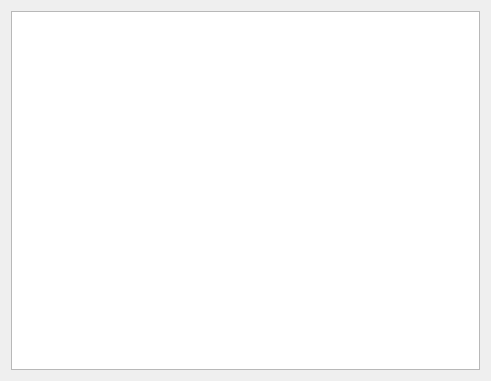
First picture: the form in oPB/ui/scripttree.ui, repository pandel/opsiPackageBuilder, before the edit.
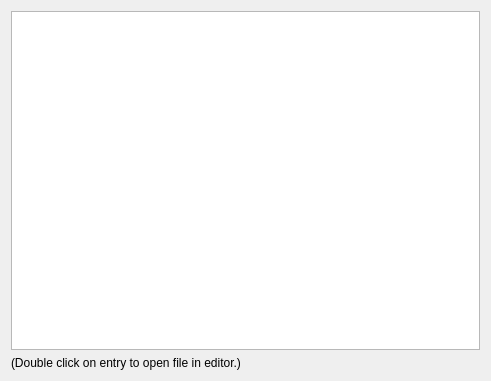
Second picture: the form after the edit.

What changed in the file:
```diff
--- a/oPB/ui/scripttree.ui
+++ b/oPB/ui/scripttree.ui
@@ -16,7 +16,7 @@
   <property name="sizeGripEnabled">
    <bool>false</bool>
   </property>
-  <layout class="QHBoxLayout" name="horizontalLayout">
+  <layout class="QVBoxLayout" name="verticalLayout">
    <item>
     <widget class="QTreeView" name="treeView">
      <property name="styleSheet">
@@ -46,6 +46,19 @@
 QTreeView::item:selected:!active {
     background: qlineargradient(x1: 0, y1: 0, x2: 0, y2: 1, stop: 0 #6b9be8, stop: 1 #577fbf);
 }</string>
+     </property>
+     <property name="animated">
+      <bool>true</bool>
+     </property>
+     <property name="expandsOnDoubleClick">
+      <bool>false</bool>
+     </property>
+    </widget>
+   </item>
+   <item>
+    <widget class="QLabel" name="label">
+     <property name="text">
+      <string>(Double click on entry to open file in editor.)</string>
      </property>
     </widget>
    </item>
```
